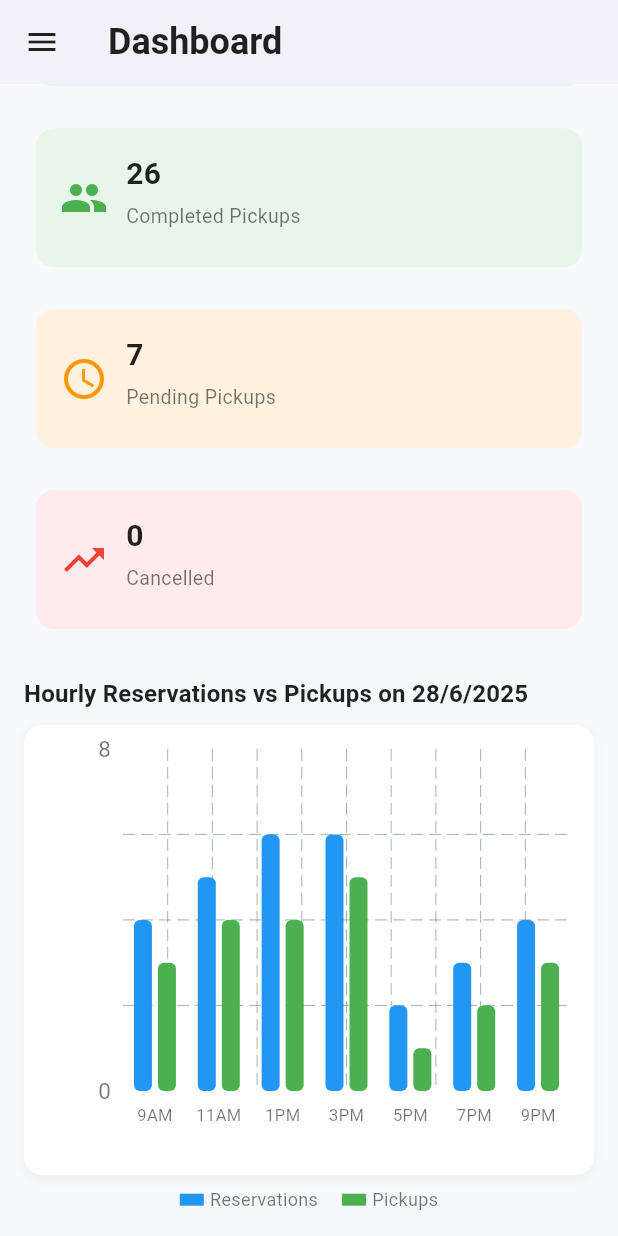
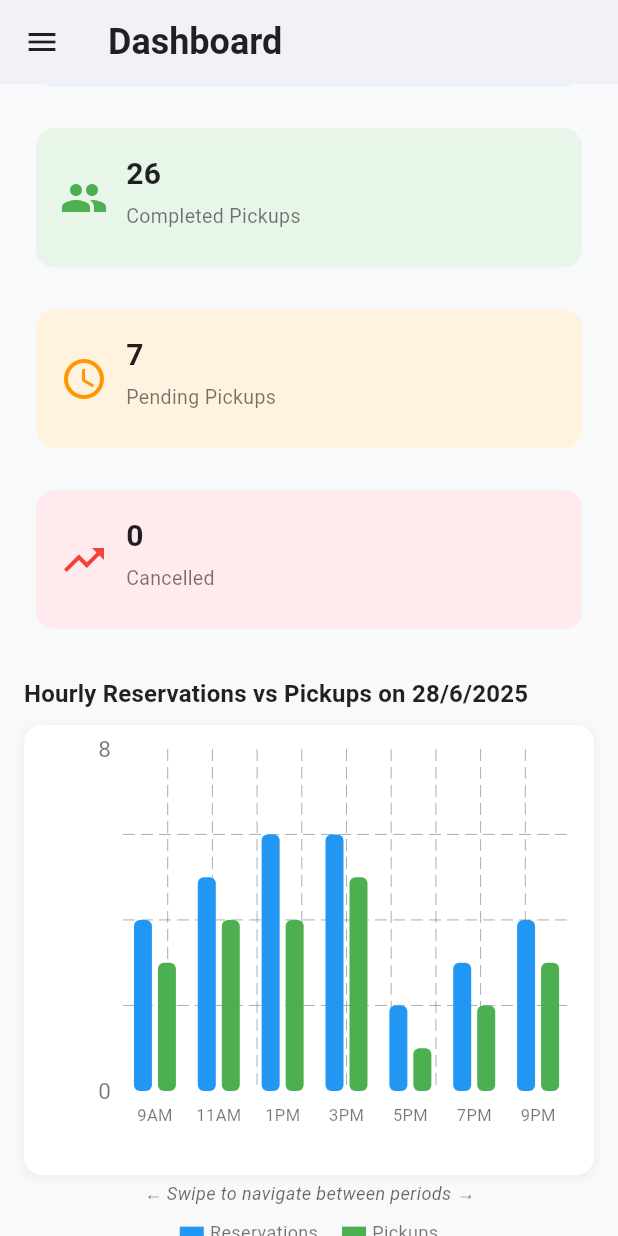
Before and after one commit to imii-imii/ShoeVault_finalproj, a Flutter app: the screen it shows after launch, scrolled down 308 dp, on a phone screen of 412 x 824 dp. Run offline on Flutter 3.47's test engine with Material 3 defaults, Android fonts, the phone set to English and light mode, and no system bars; drawn by our look-alikes of fl_chart.

Commit message:
fix: Rename 'Cancellation Report' to 'Reservation Report' and enhance chart navigation with swipe gestures

```diff
--- a/lib/adminpage.dart
+++ b/lib/adminpage.dart
@@ -180,7 +180,7 @@ class _OwnerPageState extends State<OwnerPage> {
 
   final List<Map<String, dynamic>> _drawerItems = [
     {'icon': Icons.analytics, 'title' : 'Dashboard'},
-    {'icon': Icons.assignment, 'title' : 'Cancellation Report'}
+    {'icon': Icons.assignment, 'title' : 'Reservation Report'}
   ];
 
   void _onSelectItem(int index) {
@@ -920,7 +920,22 @@ class _DashboardPageState extends State<DashboardPage> {
             style: Theme.of(context).textTheme.titleMedium,
           ),
           SizedBox(height: 8),
-          Container(
+          GestureDetector(
+            onPanEnd: (details) {
+              // Detect swipe direction based on velocity
+              if (details.velocity.pixelsPerSecond.dx > 500) {
+                // Swipe right - go to previous period
+                if (_canGoToPrevious()) {
+                  _goToPreviousPeriod();
+                }
+              } else if (details.velocity.pixelsPerSecond.dx < -500) {
+                // Swipe left - go to next period
+                if (_canGoToNext()) {
+                  _goToNextPeriod();
+                }
+              }
+            },
+            child: Container(
               height: 300, // Fixed height instead of aspect ratio
               padding: EdgeInsets.all(16),
               decoration: BoxDecoration(
@@ -982,6 +997,19 @@ class _DashboardPageState extends State<DashboardPage> {
                 ),
               ),
             ),
+          ),
+          SizedBox(height: 4),
+          // Swipe hint
+          Center(
+            child: Text(
+              '← Swipe to navigate between periods →',
+              style: TextStyle(
+                fontSize: 12,
+                color: Theme.of(context).textTheme.bodyMedium?.color?.withOpacity(0.6),
+                fontStyle: FontStyle.italic,
+              ),
+            ),
+          ),
           SizedBox(height: 8),
           Row(
             mainAxisAlignment: MainAxisAlignment.center,
@@ -1336,7 +1364,7 @@ class _ReportPageState extends State<ReportPage> {
         children: [
           // Title
           Text(
-            'Reservation Cancellation Report',
+            'Reservation Report',
             style: TextStyle(
               fontSize: 24,
               fontWeight: FontWeight.bold,
```
Lines whose indentation alone changed are shown as unchanged.
